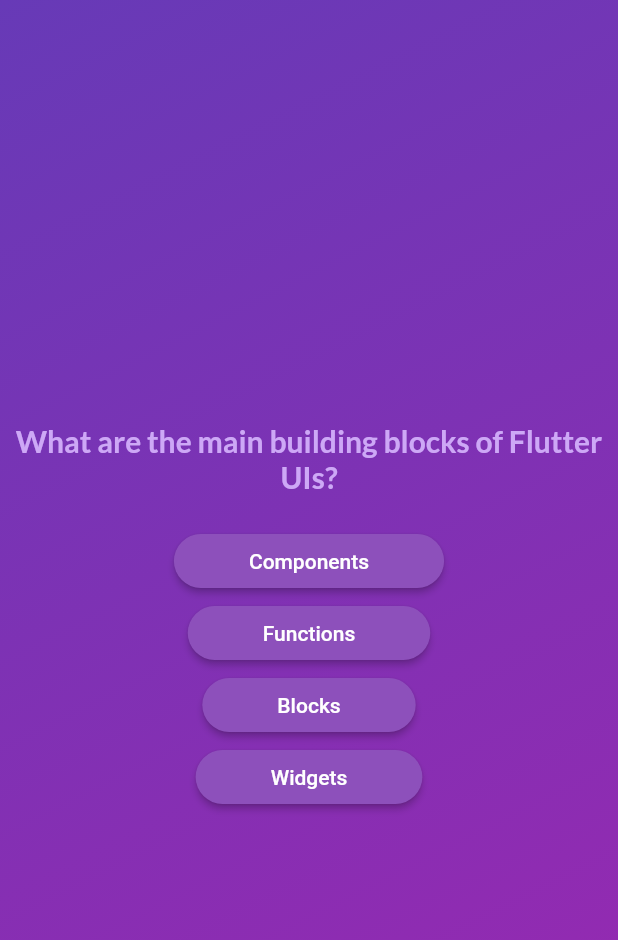
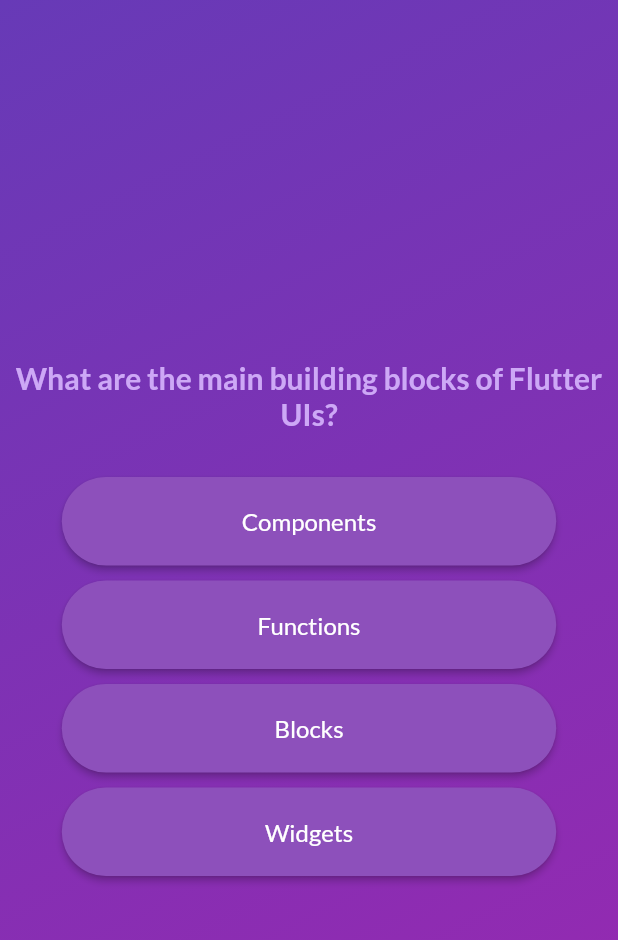
Before and after one commit to Navid-Rahman/Quiz-App-With-Notes, a Flutter app: the screen it shows after launch, after a tap on "Start Quiz", on a phone screen of 412 x 824 dp. Shown: the top 940 px of the screen. Run offline on Flutter 3.47's test engine with Material 2 defaults, Android fonts, the phone set to English and light mode, and no system bars; our stand-ins replace google_fonts.

Commit message:
Text edit, fonts updated

```diff
--- a/lib/answer_button.dart
+++ b/lib/answer_button.dart
@@ -1,5 +1,6 @@
 // ignore_for_file: public_member_api_docs, sort_constructors_first
 import 'package:flutter/material.dart';
+import 'package:google_fonts/google_fonts.dart';
 
 class AnswerButton extends StatelessWidget {
   const AnswerButton({
@@ -13,12 +14,24 @@ class AnswerButton extends StatelessWidget {
 
   @override
   Widget build(BuildContext context) {
-    return ElevatedButton(
+    //* Get the screen width
+    final screenWidth = MediaQuery.of(context).size.width;
+
+    //* Calculate 70% of the screen width
+    final buttonWidth = screenWidth * 0.8;
+
+    return SizedBox(
+      width: buttonWidth,
+      child: Padding(
+        padding: const EdgeInsets.only(
+          top: 10,
+        ),
+        child: ElevatedButton(
           onPressed: onPressed,
           style: ElevatedButton.styleFrom(
             padding: const EdgeInsets.symmetric(
               horizontal: 50,
-          vertical: 10,
+              vertical: 20,
             ),
             backgroundColor: const Color.fromARGB(255, 141, 80, 187),
             foregroundColor: Colors.white,
@@ -29,6 +42,12 @@ class AnswerButton extends StatelessWidget {
           child: Text(
             answerText,
             textAlign: TextAlign.center,
+            style: GoogleFonts.lato(
+              fontSize: 16,
+              color: Colors.white,
+            ),
+          ),
+        ),
       ),
     );
   }
--- a/lib/questions_screen.dart
+++ b/lib/questions_screen.dart
@@ -35,6 +35,8 @@ class _QuestionsScreenState extends State<QuestionsScreen> {
     return SafeArea(
       child: SizedBox(
         width: double.infinity,
+        child: Padding(
+          padding: const EdgeInsets.all(4.0),
           child: Column(
             mainAxisAlignment: MainAxisAlignment.center,
             children: [
@@ -70,6 +72,7 @@ class _QuestionsScreenState extends State<QuestionsScreen> {
             ],
           ),
         ),
+      ),
     );
   }
 }
--- a/lib/quiz.dart
+++ b/lib/quiz.dart
@@ -1,5 +1,7 @@
 import 'package:flutter/material.dart';
+import 'package:quiz_app_flutter/data/questions.dart';
 import 'package:quiz_app_flutter/questions_screen.dart';
+import 'package:quiz_app_flutter/result_screen.dart';
 import 'package:quiz_app_flutter/start_screen.dart';
 
 class Quiz extends StatefulWidget {
@@ -11,7 +13,7 @@ class Quiz extends StatefulWidget {
 
 class _QuizState extends State<Quiz> {
   Widget? activeScreen;
-  final List<String> selectedAnswers = [];
+  List<String> selectedAnswers = [];
 
   @override
   void initState() {
@@ -32,6 +34,13 @@ class _QuizState extends State<Quiz> {
 
   void chooseAnswers(String answer) {
     selectedAnswers.add(answer);
+
+    if (selectedAnswers.length == questions.length) {
+      setState(() {
+        selectedAnswers = [];
+        activeScreen = const ResultScreen();
+      });
+    }
   }
 
   @override
--- a/lib/start_screen.dart
+++ b/lib/start_screen.dart
@@ -44,9 +44,9 @@ class StartScreen extends StatelessWidget {
             //* Tagline
             Text(
               'Learn Flutter the fun way!',
-              style: GoogleFonts.lato(
+              style: GoogleFonts.satisfy(
                 fontSize: 20,
-                color: const Color.fromARGB(255, 218, 162, 224),
+                color: const Color.fromARGB(255, 220, 186, 224),
               ),
             ),
             const SizedBox(
```
Also changed, not shown: lib/result_screen.dart (added, +15 -0 lines), 3 other files. Lines whose indentation alone changed are shown as unchanged.
